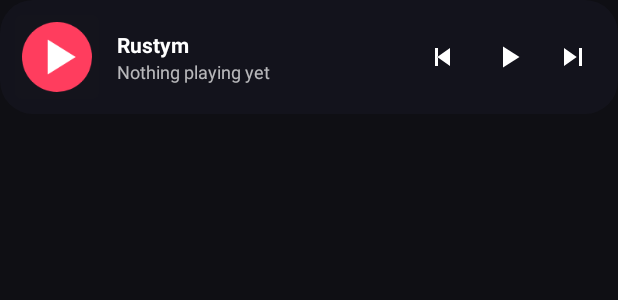
After one commit to Jagan-Srinivasan/Rustym-Android, an Android app built with Jetpack Compose: the layout player_widget.xml on its own in the app's theme, with its tools: preview values and no code run, on a phone screen of 412 x 824 dp. The commit adds this screen. Shown: the top 300 px of the screen. Run offline under Robolectric (Android 15) with nearby library versions, the phone set to English and light mode, and no system bars.

Commit message:
Home-screen widget: artwork + song info + prev/play/next, live-updated by PlaybackService

```diff
--- /dev/null
+++ b/app/src/main/res/drawable/ic_w_next.xml
@@ -0,0 +1,6 @@
+<?xml version="1.0" encoding="utf-8"?>
+<vector xmlns:android="http://schemas.android.com/apk/res/android"
+    android:width="24dp" android:height="24dp"
+    android:viewportWidth="24" android:viewportHeight="24">
+    <path android:fillColor="#FFFFFFFF" android:pathData="M6 18l8.5-6L6 6v12zM16 6v12h2V6h-2z" />
+</vector>
--- /dev/null
+++ b/app/src/main/res/drawable/ic_w_pause.xml
@@ -0,0 +1,6 @@
+<?xml version="1.0" encoding="utf-8"?>
+<vector xmlns:android="http://schemas.android.com/apk/res/android"
+    android:width="24dp" android:height="24dp"
+    android:viewportWidth="24" android:viewportHeight="24">
+    <path android:fillColor="#FFFFFFFF" android:pathData="M6 19h4V5H6v14zM14 5v14h4V5h-4z" />
+</vector>
--- /dev/null
+++ b/app/src/main/res/drawable/ic_w_play.xml
@@ -0,0 +1,6 @@
+<?xml version="1.0" encoding="utf-8"?>
+<vector xmlns:android="http://schemas.android.com/apk/res/android"
+    android:width="24dp" android:height="24dp"
+    android:viewportWidth="24" android:viewportHeight="24">
+    <path android:fillColor="#FFFFFFFF" android:pathData="M8 5v14l11-7z" />
+</vector>
--- /dev/null
+++ b/app/src/main/res/drawable/ic_w_prev.xml
@@ -0,0 +1,6 @@
+<?xml version="1.0" encoding="utf-8"?>
+<vector xmlns:android="http://schemas.android.com/apk/res/android"
+    android:width="24dp" android:height="24dp"
+    android:viewportWidth="24" android:viewportHeight="24">
+    <path android:fillColor="#FFFFFFFF" android:pathData="M6 6h2v12H6zM7.5 12l8.5 6V6l-8.5 6z" />
+</vector>
--- /dev/null
+++ b/app/src/main/res/drawable/widget_bg.xml
@@ -0,0 +1,6 @@
+<?xml version="1.0" encoding="utf-8"?>
+<!-- Rounded dark card used as the widget's background. -->
+<shape xmlns:android="http://schemas.android.com/apk/res/android" android:shape="rectangle">
+    <solid android:color="#E615151D" />
+    <corners android:radius="22dp" />
+</shape>
--- /dev/null
+++ b/app/src/main/res/layout/player_widget.xml
@@ -0,0 +1,73 @@
+<?xml version="1.0" encoding="utf-8"?>
+<!-- RemoteViews layout for the Rustym player widget (art + song info + transport). -->
+<LinearLayout xmlns:android="http://schemas.android.com/apk/res/android"
+    android:layout_width="match_parent"
+    android:layout_height="wrap_content"
+    android:orientation="horizontal"
+    android:gravity="center_vertical"
+    android:padding="10dp"
+    android:background="@drawable/widget_bg">
+
+    <ImageView
+        android:id="@+id/wArt"
+        android:layout_width="56dp"
+        android:layout_height="56dp"
+        android:scaleType="centerCrop"
+        android:src="@mipmap/ic_launcher"
+        android:contentDescription="@string/app_name" />
+
+    <LinearLayout
+        android:id="@+id/wTitleBox"
+        android:layout_width="0dp"
+        android:layout_height="wrap_content"
+        android:layout_weight="1"
+        android:layout_marginStart="12dp"
+        android:layout_marginEnd="4dp"
+        android:orientation="vertical">
+
+        <TextView
+            android:id="@+id/wTitle"
+            android:layout_width="match_parent"
+            android:layout_height="wrap_content"
+            android:textColor="#FFFFFFFF"
+            android:textSize="14sp"
+            android:textStyle="bold"
+            android:maxLines="1"
+            android:ellipsize="end"
+            android:text="@string/app_name" />
+
+        <TextView
+            android:id="@+id/wArtist"
+            android:layout_width="match_parent"
+            android:layout_height="wrap_content"
+            android:textColor="#B3FFFFFF"
+            android:textSize="12sp"
+            android:maxLines="1"
+            android:ellipsize="end"
+            android:text="@string/widget_idle" />
+    </LinearLayout>
+
+    <ImageButton
+        android:id="@+id/wPrev"
+        android:layout_width="40dp"
+        android:layout_height="40dp"
+        android:background="?android:attr/selectableItemBackgroundBorderless"
+        android:src="@drawable/ic_w_prev"
+        android:contentDescription="@string/widget_prev" />
+
+    <ImageButton
+        android:id="@+id/wPlayPause"
+        android:layout_width="46dp"
+        android:layout_height="46dp"
+        android:background="?android:attr/selectableItemBackgroundBorderless"
+        android:src="@drawable/ic_w_play"
+        android:contentDescription="@string/widget_playpause" />
+
+    <ImageButton
+        android:id="@+id/wNext"
+        android:layout_width="40dp"
+        android:layout_height="40dp"
+        android:background="?android:attr/selectableItemBackgroundBorderless"
+        android:src="@drawable/ic_w_next"
+        android:contentDescription="@string/widget_next" />
+</LinearLayout>
--- a/app/src/main/res/values/strings.xml
+++ b/app/src/main/res/values/strings.xml
@@ -1,3 +1,9 @@
 <resources>
     <string name="app_name">Rustym</string>
+    <string name="widget_label">Rustym player</string>
+    <string name="widget_desc">Shows the current song with play controls</string>
+    <string name="widget_idle">Nothing playing yet</string>
+    <string name="widget_prev">Previous</string>
+    <string name="widget_next">Next</string>
+    <string name="widget_playpause">Play or pause</string>
 </resources>
```
Also changed, not shown: app/src/main/AndroidManifest.xml (+12 -0 lines), app/src/main/java/com/rustym/mobile/playback/PlaybackService.kt (+43 -0 lines), app/src/main/java/com/rustym/mobile/playback/PlayerWidget.kt (added, +100 -0 lines), app/src/main/res/xml/player_widget_info.xml (added, +11 -0 lines).
